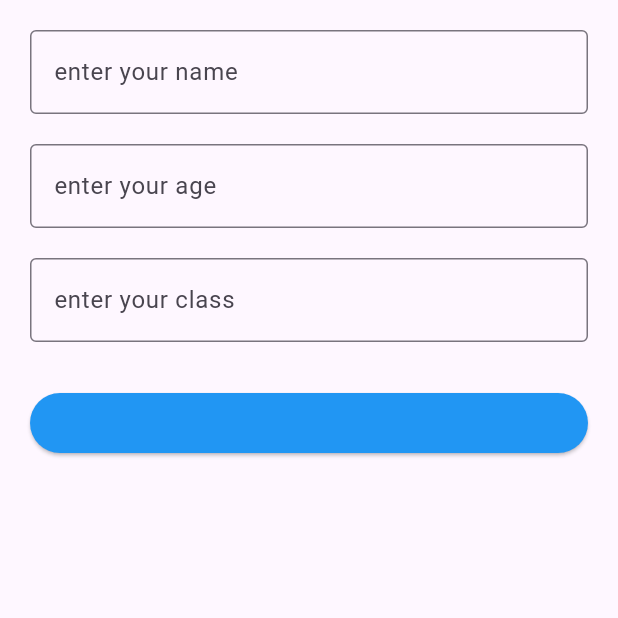
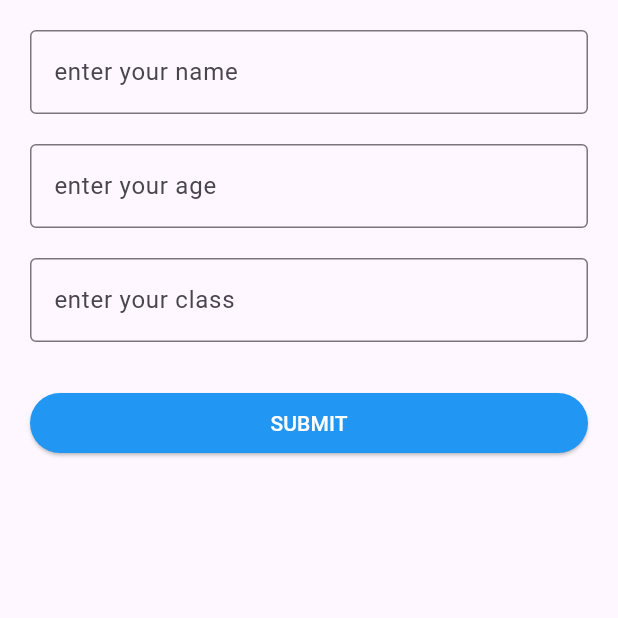
Before and after one commit to shamseernpm-beep/hive_editing, a Flutter app: the AddPage screen opened directly, on a phone screen of 412 x 824 dp, the top half of it. Run offline on Flutter 3.47's test engine with Material 3 defaults, Android fonts, the phone set to English and light mode, and no system bars; our stand-ins replace hive, hive_flutter; accounts and stored records are empty.

Commit message:
complete work

```diff
--- a/lib/add.dart
+++ b/lib/add.dart
@@ -116,7 +116,7 @@ class _AddPageState extends State<AddPage> {
                   foregroundColor: Colors.white,
                   backgroundColor: Colors.blue,
                 ),
-                child: Text(""),
+                child: Text("SUBMIT"),
               ),
             ),
           ],
```
